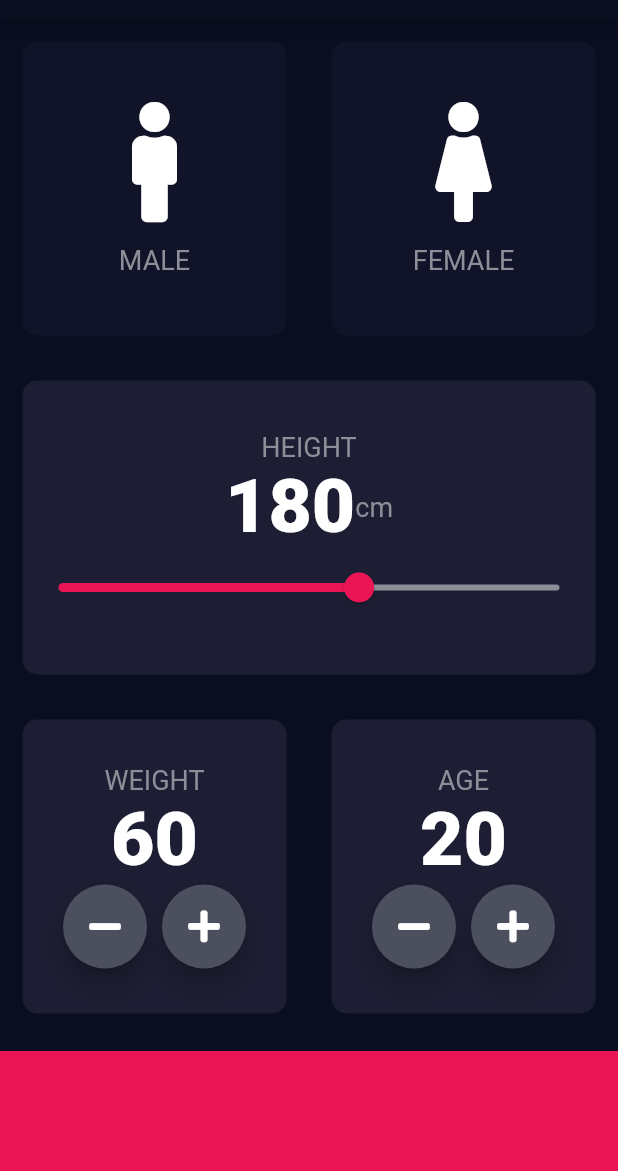
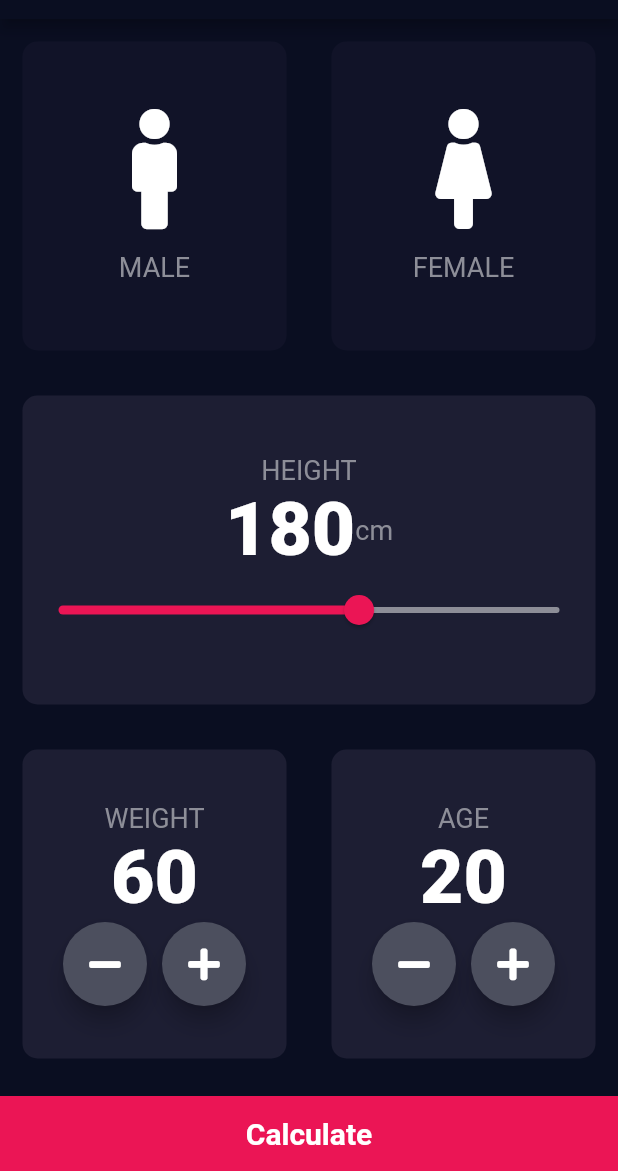
Before and after one commit to MuhammadUsmanIbraheem/new_bmi_calculator, a Flutter app: the screen it shows after launch, on a phone screen of 412 x 824 dp, the part 65-1236 px from its top. Run offline on Flutter 3.47's test engine with Material 2 defaults, Android fonts, the phone set to English and light mode, and no system bars; our stand-ins replace font_awesome_flutter.

```diff
--- a/lib/constantFile.dart
+++ b/lib/constantFile.dart
@@ -10,3 +10,7 @@ const kNumberStyle = TextStyle(
   fontSize: 50.0,
   fontWeight: FontWeight.w900,
 );
+const kLargeButtonstyle = TextStyle(
+  fontSize: 20.0,
+  fontWeight: FontWeight.bold,
+);
--- a/lib/input_page.dart
+++ b/lib/input_page.dart
@@ -4,6 +4,7 @@ import 'package:new_bmi_calculator/constantFile.dart';
 import 'IconTextFile.dart';
 import 'ContainerFile.dart';
 import 'constantFile.dart';
+import 'resultFile.dart';
 
 enum Gender {
   male,
@@ -197,11 +198,23 @@ class _InputPageState extends State<InputPage> {
                 ],
               ),
             ),
-            Container(
-              color: Color(0xFFEB1555),
-              margin: EdgeInsets.only(top: 10.0),
-              width: double.infinity,
-              height: 80.0,
+            GestureDetector(
+              onTap: () {
+                Navigator.push(context,
+                    MaterialPageRoute(builder: (context) => ResultScreen()));
+              },
+              child: Container(
+                child: Center(
+                  child: Text(
+                    'Calculate',
+                    style: kLargeButtonstyle,
+                  ),
+                ),
+                color: Color(0xFFEB1555),
+                margin: EdgeInsets.only(top: 10.0),
+                width: double.infinity,
+                height: 50.0,
+              ),
             )
           ],
         ));
```
Also changed, not shown: lib/resultFile.dart (added, +13 -0 lines).
